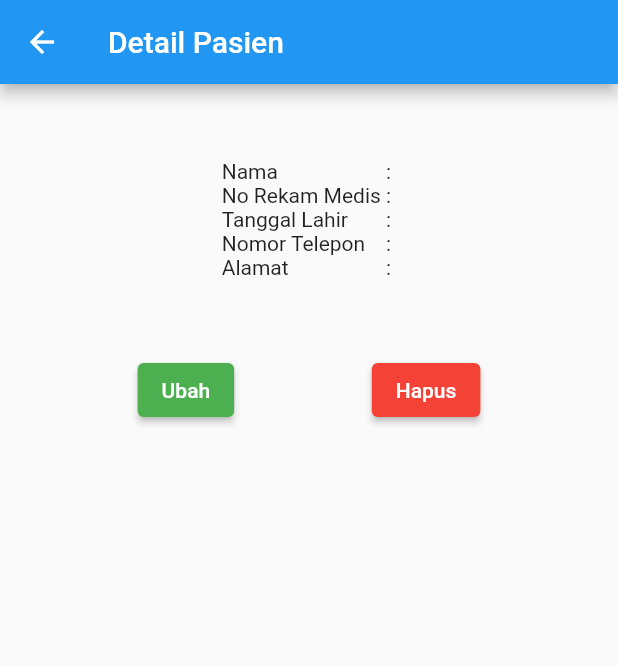
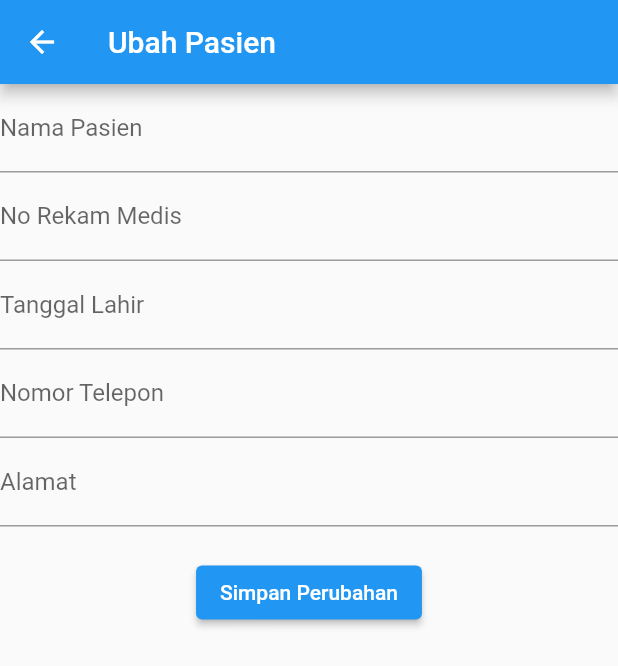
Before and after one commit to alfimonth/mobile-app-klinik, a Flutter app: the PasienDetail screen opened directly with empty values, after a tap on "Ubah", on a phone screen of 412 x 824 dp. Shown: the top 666 px of the screen. Run offline on Flutter 3.47's test engine with Material 2 defaults, Android fonts, the phone set to English and light mode, and no system bars.

Commit message:
Membuat form ubah pasien

```diff
--- a/lib/ui/pasien_detail.dart
+++ b/lib/ui/pasien_detail.dart
@@ -1,5 +1,6 @@
 import 'package:flutter/material.dart';
 import '../model/pasien.dart';
+import 'pasien_update_form.dart';
 import '../model/database.dart';
 
 class PasienDetail extends StatefulWidget {
@@ -74,19 +75,31 @@
             Row(
               mainAxisAlignment: MainAxisAlignment.spaceEvenly,
               children: [
-                ElevatedButton(
-                    onPressed: () {},
-                    style:
-                        ElevatedButton.styleFrom(backgroundColor: Colors.green),
-                    child: const Text("Ubah")),
-                ElevatedButton(
-                    onPressed: () {},
-                    style:
-                        ElevatedButton.styleFrom(backgroundColor: Colors.red),
-                    child: const Text("Hapus")),
+                _tombolUbah(),
+                _tombolHapus(),
               ],
             )
           ],
         ));
   }
+
+  _tombolUbah() {
+    return ElevatedButton(
+        onPressed: () {
+          Navigator.push(
+              context,
+              MaterialPageRoute(
+                  builder: (context) =>
+                      PasienUpdateForm(pasien: widget.pasien)));
+        },
+        style: ElevatedButton.styleFrom(backgroundColor: Colors.green),
+        child: const Text("Ubah"));
+  }
+
+  _tombolHapus() {
+    return ElevatedButton(
+        onPressed: () {},
+        style: ElevatedButton.styleFrom(backgroundColor: Colors.red),
+        child: const Text("Hapus"));
+  }
 }
--- a/lib/ui/pasien_form.dart
+++ b/lib/ui/pasien_update_form.dart
@@ -1,13 +1,15 @@
 import 'package:flutter/material.dart';
-import 'package:aplikasi_flutter_pertamaku/model/pasien.dart';
-import 'package:aplikasi_flutter_pertamaku/ui/pasien_detail.dart';
+import '../model/pasien.dart';
+import '../ui/pasien_detail.dart';
 
-class PasienForm extends StatefulWidget {
-  const PasienForm({Key? key}) : super(key: key);
-  _PasienFormState createState() => _PasienFormState();
+class PasienUpdateForm extends StatefulWidget {
+  final Pasien pasien;
+
+  const PasienUpdateForm({Key? key, required this.pasien}) : super(key: key);
+  _PasienUpdateFormState createState() => _PasienUpdateFormState();
 }
 
-class _PasienFormState extends State<PasienForm> {
+class _PasienUpdateFormState extends State<PasienUpdateForm> {
   final _formKey = GlobalKey<FormState>();
   final _namaPasienCtrl = TextEditingController();
   final _noRekamMedisCtrl = TextEditingController();
@@ -16,9 +18,21 @@
   final _alamatCtrl = TextEditingController();
 
   @override
+  void initState() {
+    super.initState();
+    setState(() {
+      _namaPasienCtrl.text = widget.pasien.nama;
+      _noRekamMedisCtrl.text = widget.pasien.noRm;
+      _tanggalLahirCtrl.text = widget.pasien.tanggalLahir;
+      _nomorTeleponCtrl.text = widget.pasien.nomorTelepon;
+      _alamatCtrl.text = widget.pasien.alamat;
+    });
+  }
+
+  @override
   Widget build(BuildContext context) {
     return Scaffold(
-      appBar: AppBar(title: const Text("Tambah Pasien")),
+      appBar: AppBar(title: const Text("Ubah Pasien")),
       body: SingleChildScrollView(
         child: Form(
           key: _formKey,
@@ -29,7 +43,7 @@
               _fieldTanggalLahir(),
               _fieldNomorTelepon(),
               _fieldAlamat(),
-              const SizedBox(height: 20),
+              SizedBox(height: 20),
               _tombolSimpan()
             ],
           ),
@@ -81,14 +95,15 @@
             'nama': _namaPasienCtrl.text,
             'noRm': _noRekamMedisCtrl.text,
             'tanggalLahir': _tanggalLahirCtrl.text,
-            'nomorTelepon': _tanggalLahirCtrl.text,
+            'nomorTelepon': _nomorTeleponCtrl.text,
             'alamat': _alamatCtrl.text
           });
+          Navigator.pop(context);
           Navigator.pushReplacement(
               context,
               MaterialPageRoute(
                   builder: (context) => PasienDetail(pasien: pasien)));
         },
-        child: const Text("Simpan"));
+        child: const Text("Simpan Perubahan"));
   }
 }
```
